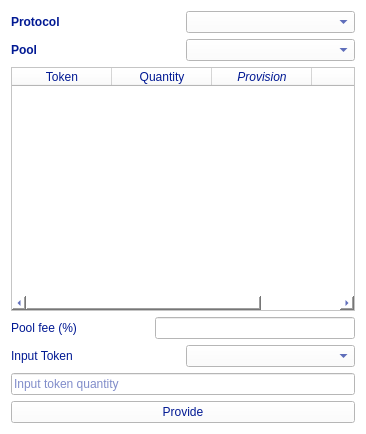
Above: ExistingPoolProvisionDialog.ui from LiquidityProtocol/AMM-Simulator before the change. Below: the same form after it.
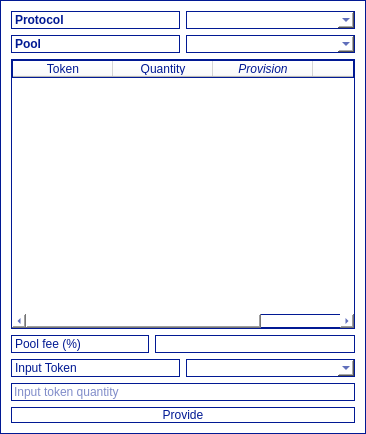
That is the form after the change.

What changed in the file:
```diff
--- a/ExistingPoolProvisionDialog.ui
+++ b/ExistingPoolProvisionDialog.ui
@@ -15,7 +15,9 @@
   </property>
   <property name="styleSheet">
    <string notr="true">background-color: rgb(255, 255, 255);
-color: rgb(1, 25, 147);</string>
+color: rgb(1, 25, 147);
+border: 1px solid; 
+border-color: rgb(1, 25, 147);</string>
   </property>
   <layout class="QVBoxLayout" name="verticalLayout">
    <item>
```
